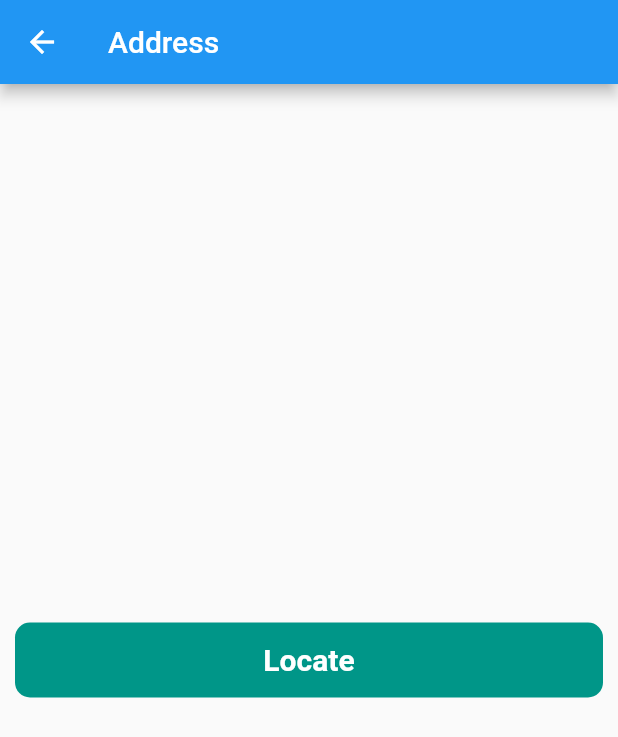
After one commit to navaidali/Flutter-Google-Maps, a Flutter app: the ConvertLatLongToAddress screen opened directly, on a phone screen of 412 x 824 dp. The commit adds this screen. Shown: the top 737 px of the screen. Run offline on Flutter 3.47's test engine with Material 2 defaults, Android fonts, the phone set to English and light mode, and no system bars; our stand-ins replace geocoding, geolocator, google_maps_flutter.

```diff
--- /dev/null
+++ b/lib/convert_latlong_to_address.dart
@@ -0,0 +1,51 @@
+import 'package:flutter/material.dart';
+import 'package:geocoding/geocoding.dart';
+
+class ConvertLatLongToAddress extends StatefulWidget {
+  const ConvertLatLongToAddress({Key? key}) : super(key: key);
+
+  @override
+  State<ConvertLatLongToAddress> createState() => _ConvertLatLongToAddressState();
+}
+
+class _ConvertLatLongToAddressState extends State<ConvertLatLongToAddress> {
+
+  String stAddress='', stLocation='';
+  @override
+  Widget build(BuildContext context) {
+    return Scaffold(
+      appBar: AppBar(
+        title: Text("Address"),
+      ),
+      body: Column(
+        mainAxisAlignment: MainAxisAlignment.center,
+        crossAxisAlignment: CrossAxisAlignment.center,
+        children: [
+          Text(stAddress),
+          GestureDetector(
+            onTap: () async{
+              List<Location> locations = await locationFromAddress("Gronausestraat 710, Enschede");
+              List<Placemark> placemarks = await placemarkFromCoordinates(52.2165157, 6.9437819);
+
+              setState(() {
+                stAddress=locations[0].latitude.toString() +" "+ locations[0].longitude.toString();
+                stLocation=placemarks[0].street.toString()+" "+ placemarks[0].locality.toString()+" "+placemarks[0].country.toString();
+              });
+            },
+            child: Padding(padding: EdgeInsets.all(10),
+            child: Container(
+              height: 50,
+              width: double.infinity,
+              decoration: BoxDecoration(
+                color: Colors.teal,
+                borderRadius: BorderRadius.circular(10),
+              ),
+              child: Center(child: Text('Locate', style: TextStyle(fontSize: 20, color: Colors.white, fontWeight: FontWeight.bold),)),
+            ),),
+          ),
+          Text(stLocation),
+        ],
+      ),
+    );
+  }
+}
--- a/lib/main.dart
+++ b/lib/main.dart
@@ -1,4 +1,5 @@
 import 'package:flutter/material.dart';
+import 'package:google_maps/convert_latlong_to_address.dart';
 import 'package:google_maps/home_screen.dart';
 
 void main() {
--- a/pubspec.yaml
+++ b/pubspec.yaml
@@ -37,6 +37,7 @@ dependencies:
   cupertino_icons: ^1.0.2
   google_maps_flutter: ^2.2.3
   geocoding: ^2.0.5
+  geolocator: ^9.0.2
 
 dev_dependencies:
   flutter_test:
```
Also changed, not shown: lib/current_location.dart (added, +16 -0 lines), lib/home_screen.dart (+64 -20 lines), pubspec.lock, 1 other file.
